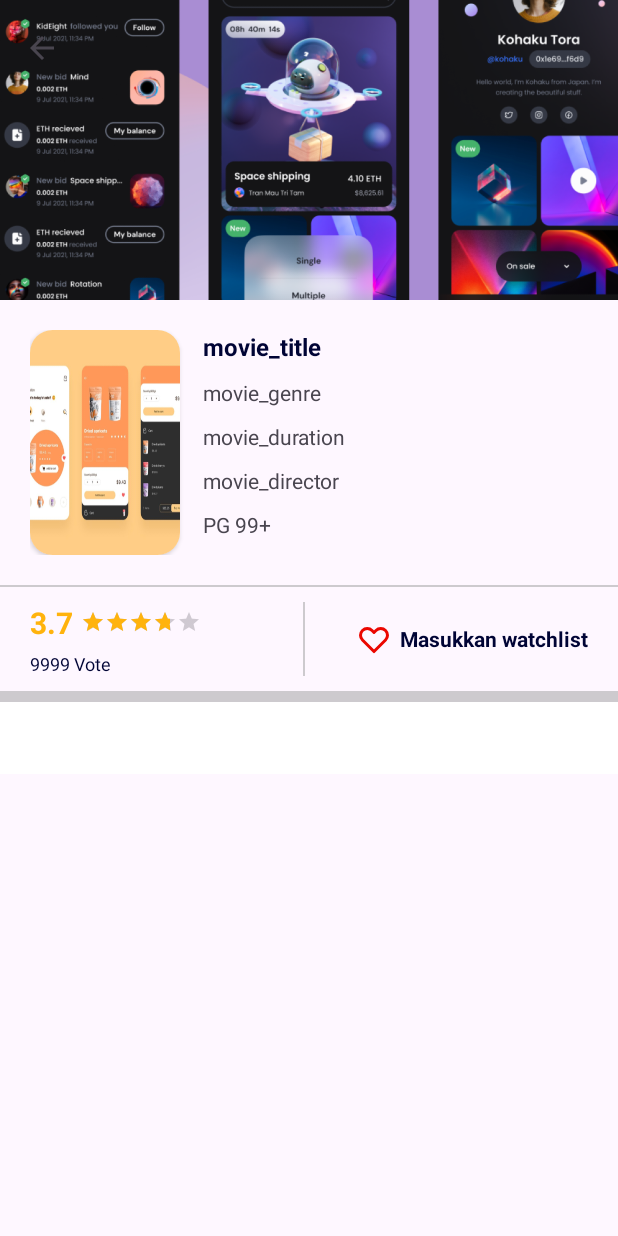
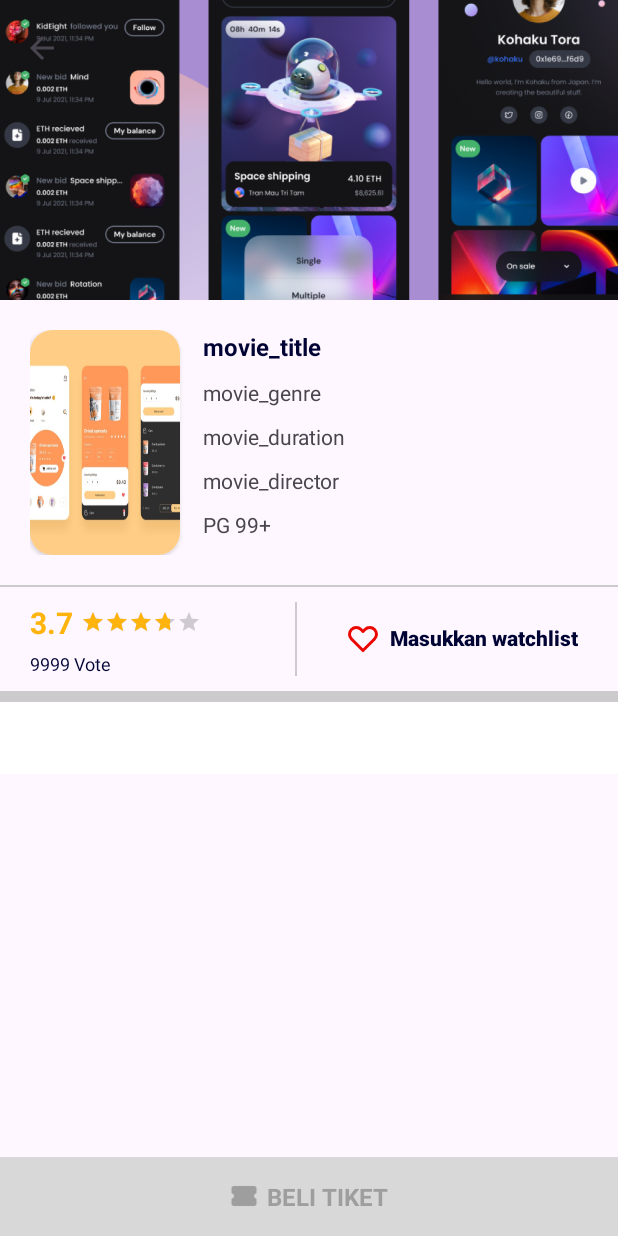
Before and after one commit to StanceFreak/OmkeGams, an Android app: the DetailFragment screen opened through its navigation route, on a phone screen of 412 x 824 dp. Run offline under Robolectric (Android 15) with nearby library versions, the phone set to English and light mode, and no system bars; our stand-ins replace Dagger/Hilt's generated code; pictures from the network do not load.

Commit message:
feat(bottom btn): added new button in the bottom of detail fragment and added the button behavior when user change tab

```diff
--- a/app/src/main/java/com/stancefreak/pihakaseng/view/detail/DetailFragment.kt
+++ b/app/src/main/java/com/stancefreak/pihakaseng/view/detail/DetailFragment.kt
@@ -1,9 +1,13 @@
 package com.stancefreak.pihakaseng.view.detail
 
+import android.view.View
 import androidx.appcompat.app.AppCompatActivity
+import androidx.core.content.ContextCompat
 import androidx.core.view.isGone
 import androidx.fragment.app.viewModels
 import com.bumptech.glide.Glide
+import com.google.android.material.tabs.TabLayout
+import com.google.android.material.tabs.TabLayout.OnTabSelectedListener
 import com.google.android.material.tabs.TabLayoutMediator
 import com.stancefreak.pihakaseng.R
 import com.stancefreak.pihakaseng.base.BaseFragment
@@ -107,6 +111,9 @@ class DetailFragment : BaseFragment<FragmentDetailBinding, DetailViewModel>(Frag
                         rbDetailMovieRating.rating = roundedRating / 2
                         tvDetailMovieRatingValue.text = roundedRating.toString()
                         tvDetailMovieRatingCount.text = "${data.voteCount} Vote"
+//                        tbDetailMovieWatchlist.setOnCheckedChangeListener { compoundButton, isChecked ->
+//                            if (isChecked)
+//                        }
 
                         observeMovieTrailer().observe(viewLifecycleOwner) { trailer ->
                             val tabList = listOf("Sinopsis", "Jadwal")
@@ -130,6 +137,38 @@ class DetailFragment : BaseFragment<FragmentDetailBinding, DetailViewModel>(Frag
                                 TabLayoutMediator(tlDetailTabContainer, vpDetailTabContainer) { tab, pos ->
                                     tab.text = tabList[pos]
                                 }.attach()
+
+                                tlDetailTabContainer.addOnTabSelectedListener(object :
+                                    OnTabSelectedListener {
+                                    override fun onTabSelected(tab: TabLayout.Tab?) {
+                                        if (tab != null) {
+                                            vpDetailTabContainer.setCurrentItem(tab.position, false)
+                                            if (tab.position == 0) {
+                                                tvDetailBottomBtnLabel.apply {
+                                                    text = "NONTON YUK!"
+                                                    setTextColor(ContextCompat.getColor(requireContext(), R.color.yellow))
+                                                }
+                                                llDetailBottomBtn.setBackgroundResource(R.color.indigo)
+                                                ivDetailBottomBtnIcon.visibility = View.GONE
+                                            }
+                                            else if (tab.position == 1) {
+                                                tvDetailBottomBtnLabel.apply {
+                                                    text = "BELI TIKET"
+                                                    setTextColor(ContextCompat.getColor(requireContext(), R.color.gray_3_alt))
+                                                }
+                                                llDetailBottomBtn.setBackgroundResource(R.color.light_gray_2)
+                                                ivDetailBottomBtnIcon.visibility = View.VISIBLE
+                                            }
+                                        }
+                                    }
+
+                                    override fun onTabUnselected(tab: TabLayout.Tab?) {
+                                    }
+
+                                    override fun onTabReselected(tab: TabLayout.Tab?) {
+                                    }
+
+                                })
                             }
                         }
                     }
--- a/app/src/main/res/layout/fragment_detail.xml
+++ b/app/src/main/res/layout/fragment_detail.xml
@@ -1,10 +1,15 @@
 <?xml version="1.0" encoding="utf-8"?>
-<androidx.coordinatorlayout.widget.CoordinatorLayout xmlns:android="http://schemas.android.com/apk/res/android"
+<RelativeLayout xmlns:android="http://schemas.android.com/apk/res/android"
     xmlns:tools="http://schemas.android.com/tools"
     android:layout_width="match_parent"
     android:layout_height="match_parent"
     xmlns:app="http://schemas.android.com/apk/res-auto"
     tools:context=".view.detail.DetailFragment">
+
+    <androidx.coordinatorlayout.widget.CoordinatorLayout
+        android:layout_width="match_parent"
+        android:layout_height="match_parent"
+        android:layout_above="@id/ll_detail_bottom_btn">
 
         <com.google.android.material.appbar.AppBarLayout
             android:id="@+id/appbar_detail_header_container"
@@ -65,9 +70,9 @@
                     android:layout_width="match_parent"
                     android:layout_height="wrap_content"
                     android:padding="20dp"
-                app:layout_constraintTop_toTopOf="parent"
                     app:layout_constraintEnd_toEndOf="parent"
-                app:layout_constraintStart_toStartOf="parent">
+                    app:layout_constraintStart_toStartOf="parent"
+                    app:layout_constraintTop_toTopOf="parent">
 
                     <androidx.cardview.widget.CardView
                         android:layout_width="100dp"
@@ -79,8 +84,8 @@
                             android:id="@+id/iv_detail_movie_poster"
                             android:layout_width="match_parent"
                             android:layout_height="match_parent"
-                        android:src="@drawable/test_gambar_2"
-                        android:scaleType="fitXY"/>
+                            android:scaleType="fitXY"
+                            android:src="@drawable/test_gambar_2" />
 
                     </androidx.cardview.widget.CardView>
 
@@ -94,12 +99,12 @@
                             android:id="@+id/tv_detail_movie_title"
                             android:layout_width="match_parent"
                             android:layout_height="wrap_content"
+                            android:ellipsize="end"
                             android:maxLines="2"
-                        android:ellipsize="end"
                             android:text="movie_title"
+                            android:textColor="@color/indigo"
                             android:textSize="16sp"
-                        android:textStyle="bold"
-                        android:textColor="@color/indigo"/>
+                            android:textStyle="bold" />
 
                         <TextView
                             android:id="@+id/tv_detail_movie_genre"
@@ -107,7 +112,7 @@
                             android:layout_height="wrap_content"
                             android:layout_marginTop="10dp"
                             android:maxLines="1"
-                        android:text="movie_genre"/>
+                            android:text="movie_genre" />
 
                         <TextView
                             android:id="@+id/tv_detail_movie_duration"
@@ -115,7 +120,7 @@
                             android:layout_height="wrap_content"
                             android:layout_marginTop="10dp"
                             android:maxLines="1"
-                        android:text="movie_duration"/>
+                            android:text="movie_duration" />
 
                         <TextView
                             android:id="@+id/tv_detail_movie_director"
@@ -124,7 +129,7 @@
                             android:layout_marginTop="10dp"
                             android:ellipsize="end"
                             android:maxLines="1"
-                        android:text="movie_director"/>
+                            android:text="movie_director" />
 
                         <TextView
                             android:id="@+id/tv_detail_movie_age_rating"
@@ -132,7 +137,7 @@
                             android:layout_height="wrap_content"
                             android:layout_marginTop="10dp"
                             android:maxLines="1"
-                        android:text="PG 99+"/>
+                            android:text="PG 99+" />
 
                     </LinearLayout>
 
@@ -142,18 +147,18 @@
                     android:id="@+id/v_divider_thin"
                     android:layout_width="match_parent"
                     android:layout_height="1dp"
-                app:layout_constraintTop_toBottomOf="@id/ll_detail_sub_header"
-                android:background="@color/gray_3"/>
+                    android:background="@color/gray_3"
+                    app:layout_constraintTop_toBottomOf="@id/ll_detail_sub_header" />
 
                 <LinearLayout
                     android:id="@+id/ll_detail_vote_container"
                     android:layout_width="match_parent"
                     android:layout_height="wrap_content"
+                    android:paddingHorizontal="20dp"
                     android:paddingVertical="10dp"
-                android:paddingHorizontal="20dp"
-                app:layout_constraintTop_toBottomOf="@id/v_divider_thin"
                     app:layout_constraintEnd_toEndOf="parent"
-                app:layout_constraintStart_toStartOf="parent">
+                    app:layout_constraintStart_toStartOf="parent"
+                    app:layout_constraintTop_toBottomOf="@id/v_divider_thin">
 
                     <LinearLayout
                         android:layout_width="wrap_content"
@@ -170,21 +175,21 @@
                                 android:layout_width="wrap_content"
                                 android:layout_height="wrap_content"
                                 android:text="3.7"
-                            android:textStyle="bold"
+                                android:textColor="@color/yellow"
                                 android:textSize="20sp"
-                            android:textColor="@color/yellow"/>
+                                android:textStyle="bold" />
 
                             <RatingBar
                                 android:id="@+id/rb_detail_movie_rating"
+                                style="@android:style/Widget.DeviceDefault.RatingBar.Small"
                                 android:layout_width="wrap_content"
                                 android:layout_height="wrap_content"
+                                android:layout_gravity="center"
                                 android:layout_marginStart="5dp"
-                            android:stepSize="0.1"
-                            android:layout_gravity="center"
-                            style="@android:style/Widget.DeviceDefault.RatingBar.Small"
+                                android:progressTint="@color/yellow"
                                 android:rating="3.7"
-                            android:progressTint="@color/yellow"
-                            android:secondaryProgressTint="@color/light_gray_2"/>
+                                android:secondaryProgressTint="@color/light_gray_2"
+                                android:stepSize="0.1" />
 
                         </LinearLayout>
 
@@ -194,42 +199,38 @@
                             android:layout_height="wrap_content"
                             android:layout_marginTop="5dp"
                             android:text="9999 Vote"
-                        android:textSize="12sp"
-                        android:textColor="@color/indigo"/>
+                            android:textColor="@color/indigo"
+                            android:textSize="12sp" />
 
                     </LinearLayout>
 
                     <Space
                         android:layout_width="0dp"
                         android:layout_height="1dp"
-                    android:layout_weight="1"/>
+                        android:layout_weight="1" />
 
                     <View
                         android:layout_width="1dp"
                         android:layout_height="match_parent"
-                    android:background="@color/gray_3"/>
+                        android:background="@color/gray_3" />
+
                     <Space
                         android:layout_width="0dp"
                         android:layout_height="1dp"
-                    android:layout_weight="1"/>
+                        android:layout_weight="1" />
 
-                <LinearLayout
-                    android:layout_width="wrap_content"
-                    android:layout_height="match_parent"
-                    android:gravity="center"
-                    android:orientation="vertical">
-
-                    <TextView
-                        android:layout_width="wrap_content"
+                    <ToggleButton
+                        android:id="@+id/tb_detail_movie_watchlist"
+                        android:layout_width="130dp"
                         android:layout_height="wrap_content"
-                        android:text="Masukkan watchlist"
-                        android:textColor="@color/indigo"
+                        android:layout_weight="1"
+                        android:background="@null"
+                        android:drawableStart="@drawable/selector_toggle_like"
+                        android:textOn="Di watchlist saya"
+                        android:textOff="Masukkan watchlist"
+                        android:textAllCaps="false"
                         android:textStyle="bold"
-                        android:gravity="center"
-                        android:drawablePadding="5dp"
-                        app:drawableStartCompat="@drawable/selector_toggle_like"/>
-
-                </LinearLayout>
+                        android:textColor="@color/indigo"/>
 
                 </LinearLayout>
 
@@ -237,32 +238,66 @@
                     android:id="@+id/v_divider_thick"
                     android:layout_width="match_parent"
                     android:layout_height="7dp"
-                app:layout_constraintTop_toBottomOf="@id/ll_detail_vote_container"
-                android:background="@color/gray_3"/>
+                    android:background="@color/gray_3"
+                    app:layout_constraintTop_toBottomOf="@id/ll_detail_vote_container" />
 
                 <com.google.android.material.tabs.TabLayout
                     android:id="@+id/tl_detail_tab_container"
                     android:layout_width="match_parent"
                     android:layout_height="0dp"
-                app:layout_constraintTop_toBottomOf="@id/v_divider_thick"
+                    android:background="@color/white"
                     app:layout_constraintEnd_toEndOf="parent"
                     app:layout_constraintStart_toStartOf="parent"
-                android:background="@color/white"
+                    app:layout_constraintTop_toBottomOf="@id/v_divider_thick"
+                    app:tabIndicatorColor="@color/sky_blue"
+                    app:tabIndicatorFullWidth="true"
+                    app:tabIndicatorHeight="1dp"
                     app:tabSelectedTextColor="@color/indigo"
-                app:tabTextColor="@color/light_gray_2"
-                app:tabIndicatorColor="@color/sky_blue"/>
+                    app:tabTextColor="@color/light_gray_2" />
 
                 <androidx.viewpager2.widget.ViewPager2
                     android:id="@+id/vp_detail_tab_container"
                     android:layout_width="match_parent"
                     android:layout_height="wrap_content"
-                app:layout_constraintTop_toBottomOf="@id/tl_detail_tab_container"
                     app:layout_constraintBottom_toBottomOf="parent"
                     app:layout_constraintEnd_toEndOf="parent"
-                app:layout_constraintStart_toStartOf="parent"/>
+                    app:layout_constraintStart_toStartOf="parent"
+                    app:layout_constraintTop_toBottomOf="@id/tl_detail_tab_container" />
 
             </androidx.constraintlayout.widget.ConstraintLayout>
 
         </androidx.core.widget.NestedScrollView>
 
     </androidx.coordinatorlayout.widget.CoordinatorLayout>
+
+    <LinearLayout
+        android:id="@+id/ll_detail_bottom_btn"
+        android:layout_width="match_parent"
+        android:layout_height="wrap_content"
+        android:layout_alignParentBottom="true"
+        android:paddingVertical="15dp"
+        android:paddingHorizontal="10dp"
+        android:gravity="center"
+        android:background="@color/light_gray_2"
+        android:orientation="horizontal">
+
+        <ImageView
+            android:id="@+id/iv_detail_bottom_btn_icon"
+            android:layout_width="20dp"
+            android:layout_height="20dp"
+            android:layout_marginEnd="5dp"
+            android:src="@drawable/ic_ticket_gray"/>
+
+        <TextView
+            android:id="@+id/tv_detail_bottom_btn_label"
+            android:layout_width="wrap_content"
+            android:layout_height="wrap_content"
+            android:text="Beli Tiket"
+            android:textAllCaps="true"
+            android:textSize="16sp"
+            android:textColor="@color/gray_3_alt"
+            android:textStyle="bold"/>
+
+    </LinearLayout>
+
+</RelativeLayout>
--- a/app/src/main/res/values/colors.xml
+++ b/app/src/main/res/values/colors.xml
@@ -7,6 +7,7 @@
     <color name="light_gray">#FFEEEEEE</color>
     <color name="light_gray_2">#D9D8D8</color>
     <color name="gray_3">#809E9E9E</color>
+    <color name="gray_3_alt">#FF9E9E9E</color>
     <color name="indigo">#FF000435</color>
     <color name="sky_blue">#FF2586b8</color>
     <color name="yellow">#FFffb30d</color>
```
Also changed, not shown: app/src/main/res/drawable/ic_ticket_gray.png (added), app/src/main/res/drawable/ic_ticket_yellow.png (added). Lines whose indentation alone changed are shown as unchanged.
